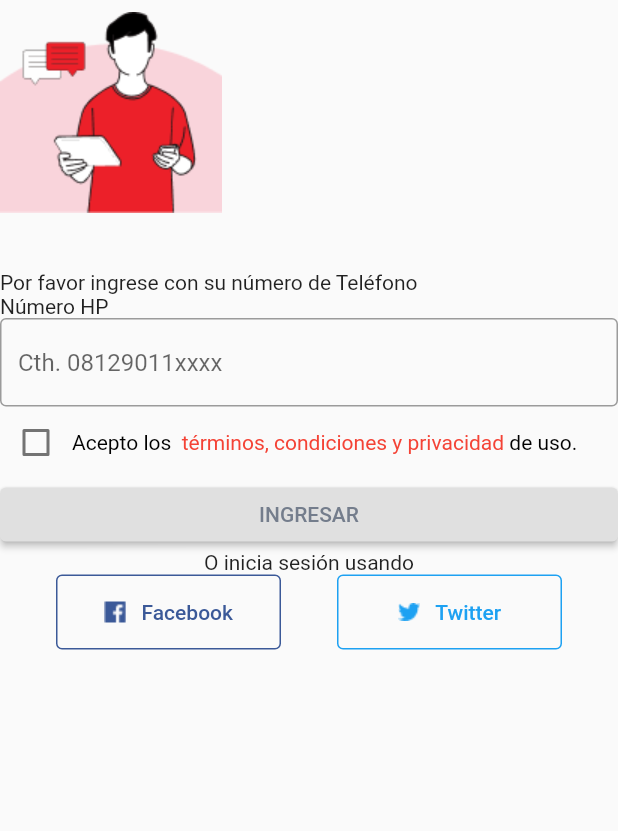
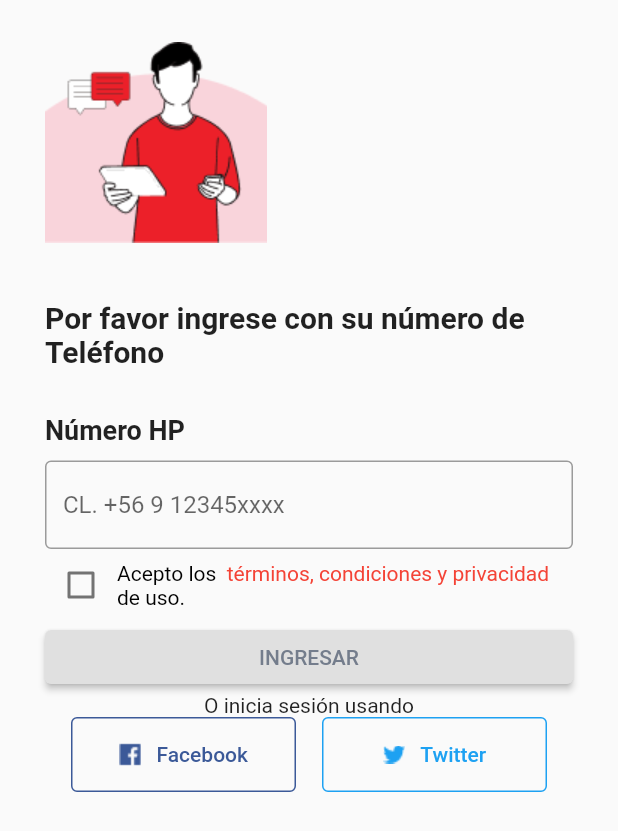
Before and after one commit to mrojasb2000/flutter_mytsel_app, a Flutter app: the screen it shows after launch, on a phone screen of 412 x 824 dp. Shown: the top 831 px of the screen. Run offline on Flutter 3.47's test engine with Material 2 defaults, Android fonts, the phone set to English and light mode, and no system bars; our stand-ins replace get.

Commit message:
feat: add login controller and methods

```diff
--- a/lib/app/modules/login/controllers/login_controller.dart
+++ b/lib/app/modules/login/controllers/login_controller.dart
@@ -1,23 +1,13 @@
+import 'package:flutter/material.dart';
 import 'package:get/get.dart';
 
 class LoginController extends GetxController {
-  //TODO: Implement LoginController
-
-  final count = 0.obs;
-  @override
-  void onInit() {
-    super.onInit();
-  }
-
-  @override
-  void onReady() {
-    super.onReady();
-  }
+  var checkBox = false.obs;
+  TextEditingController phoneController = TextEditingController();
 
   @override
   void onClose() {
+    phoneController.dispose();
     super.onClose();
   }
-
-  void increment() => count.value++;
 }
--- a/lib/app/modules/login/views/login_view.dart
+++ b/lib/app/modules/login/views/login_view.dart
@@ -10,8 +10,15 @@ class LoginView extends GetView<LoginController> {
   @override
   Widget build(BuildContext context) {
     return Scaffold(
-      body: ListView(
+      body: Padding(
+        padding: const EdgeInsets.symmetric(
+          horizontal: 30,
+        ),
+        child: ListView(
           children: [
+            SizedBox(
+              height: 20,
+            ),
             Container(
               alignment: Alignment.centerLeft,
               height: 150,
@@ -25,21 +32,41 @@ class LoginView extends GetView<LoginController> {
             ),
             Text(
               "Por favor ingrese con su número de Teléfono",
+              style: TextStyle(
+                fontSize: 20,
+                fontWeight: FontWeight.bold,
+              ),
+            ),
+            SizedBox(
+              height: 30,
             ),
             Text(
               "Número HP",
+              style: TextStyle(
+                fontSize: 18,
+                fontWeight: FontWeight.bold,
+              ),
+            ),
+            SizedBox(
+              height: 10,
             ),
             TextField(
+              controller: controller.phoneController,
+              autocorrect: false,
+              keyboardType: TextInputType.phone,
               decoration: InputDecoration(
                 border: OutlineInputBorder(),
-              hintText: "Cth. 08129011xxxx",
+                hintText: "CL. +56 9 12345xxxx",
               ),
             ),
             Row(
               children: [
-              Checkbox(
-                value: false,
-                onChanged: (value) {},
+                Obx(
+                  () => Checkbox(
+                    activeColor: Colors.red,
+                    value: controller.checkBox.value,
+                    onChanged: (value) => controller.checkBox.toggle(),
+                  ),
                 ),
                 Expanded(
                   child: RichText(
@@ -175,6 +202,7 @@ class LoginView extends GetView<LoginController> {
             )
           ],
         ),
+      ),
     );
   }
 }
```
Lines whose indentation alone changed are shown as unchanged.
